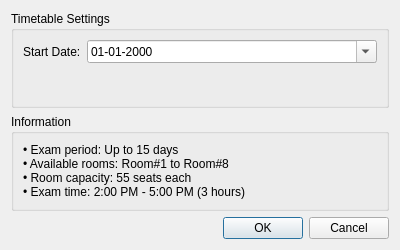
rashid4702667-hue/exam-manager, file ui/generatetimetabledialog.ui: the form before one commit.
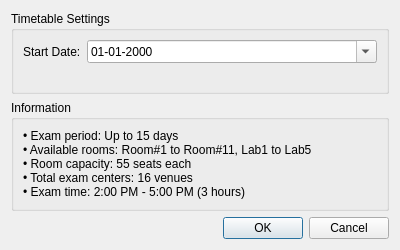
The form after the commit.

```diff
--- a/ui/generatetimetabledialog.ui
+++ b/ui/generatetimetabledialog.ui
@@ -50,8 +50,9 @@
        <widget class="QLabel" name="label_2">
         <property name="text">
          <string>• Exam period: Up to 15 days
-• Available rooms: Room#1 to Room#8
+• Available rooms: Room#1 to Room#11, Lab1 to Lab5
 • Room capacity: 55 seats each
+• Total exam centers: 16 venues
 • Exam time: 2:00 PM - 5:00 PM (3 hours)</string>
         </property>
        </widget>
```
